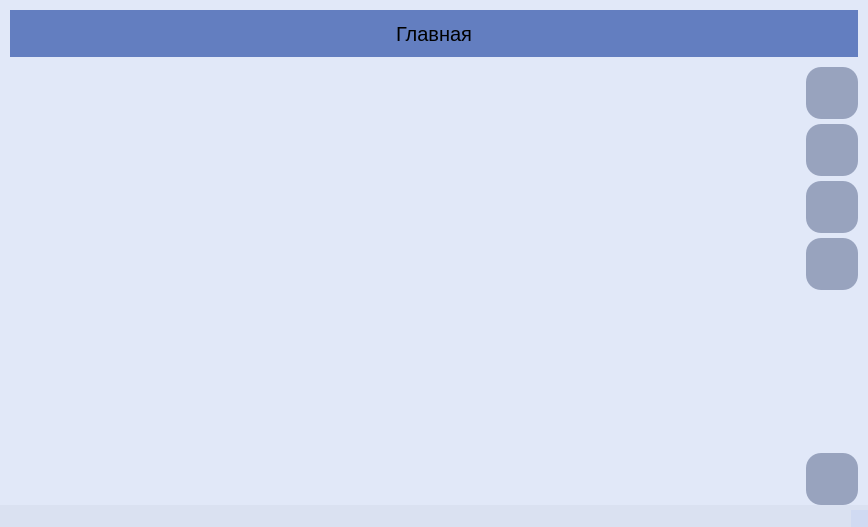
Shersula/LibrarySystem, file mainwindow.ui: the form before one commit.
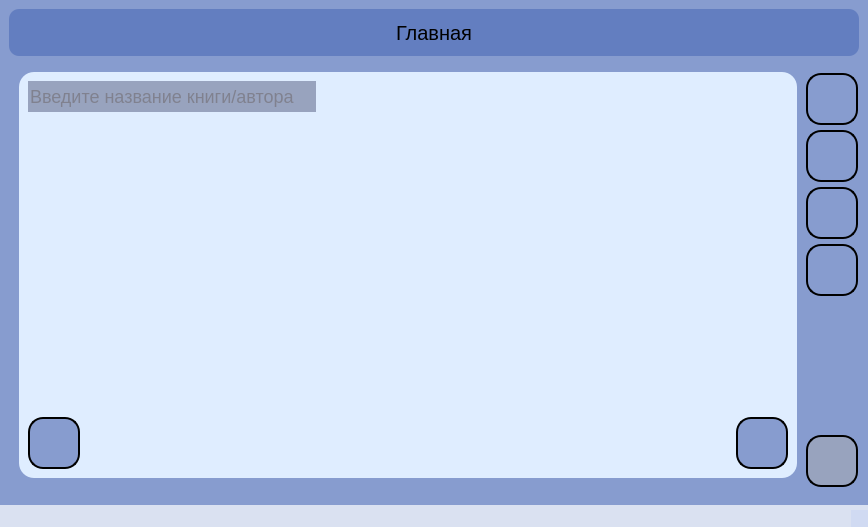
The form after the commit. Icons and pictures are not drawn.

Patch:
```diff
--- a/mainwindow.ui
+++ b/mainwindow.ui
@@ -20,10 +20,7 @@
    <bool>false</bool>
   </property>
   <property name="styleSheet">
-   <string notr="true">#centralwidget
-{
-	background-color: rgb(255, 255, 255);
-}</string>
+   <string notr="true"/>
   </property>
   <widget class="QWidget" name="centralwidget">
    <property name="sizePolicy">
@@ -32,60 +29,13 @@
      <verstretch>0</verstretch>
     </sizepolicy>
    </property>
-   <layout class="QHBoxLayout" name="horizontalLayout">
-    <property name="spacing">
-     <number>6</number>
-    </property>
-    <property name="leftMargin">
-     <number>0</number>
-    </property>
-    <property name="topMargin">
-     <number>0</number>
-    </property>
-    <property name="rightMargin">
-     <number>0</number>
-    </property>
-    <property name="bottomMargin">
-     <number>0</number>
-    </property>
-    <item>
-     <widget class="QWidget" name="BG_Color" native="true">
       <property name="styleSheet">
-       <string notr="true">#BG_Color
+    <string notr="true">#centralwidget
 {
-	background-color: rgba(201, 213, 243, 140);
+	background-color: rgb(135, 156, 207);
 }</string>
       </property>
-      <layout class="QHBoxLayout" name="horizontalLayout_3">
-       <property name="spacing">
-        <number>0</number>
-       </property>
-       <property name="leftMargin">
-        <number>0</number>
-       </property>
-       <property name="topMargin">
-        <number>0</number>
-       </property>
-       <property name="rightMargin">
-        <number>0</number>
-       </property>
-       <property name="bottomMargin">
-        <number>0</number>
-       </property>
-       <item>
-        <layout class="QVBoxLayout" name="MainVertical">
-         <property name="spacing">
-          <number>0</number>
-         </property>
-         <property name="leftMargin">
-          <number>10</number>
-         </property>
-         <property name="topMargin">
-          <number>10</number>
-         </property>
-         <property name="rightMargin">
-          <number>10</number>
-         </property>
+   <layout class="QVBoxLayout" name="verticalLayout">
          <item>
           <widget class="QWidget" name="title" native="true">
            <property name="sizePolicy">
@@ -107,13 +57,12 @@
             </size>
            </property>
            <property name="styleSheet">
-            <string notr="true">#title{
-	background-color: rgb(99, 126, 192);
-}</string>
-           </property>
-           <layout class="QHBoxLayout" name="horizontalLayout_4">
+       <string notr="true">background-color: rgb(99, 126, 192);
+border-radius: 10px;</string>
+      </property>
+      <layout class="QHBoxLayout" name="horizontalLayout_6">
             <item>
-             <spacer name="horizontalSpacer_2">
+        <spacer name="horizontalSpacer">
               <property name="orientation">
                <enum>Qt::Horizontal</enum>
               </property>
@@ -126,25 +75,10 @@
              </spacer>
             </item>
             <item>
-             <widget class="QLabel" name="label">
+        <widget class="QLabel" name="TitleText">
               <property name="styleSheet">
-               <string notr="true">/* Текст заголовка */
-
-position: absolute;
-width: 768px;
-height: 47px;
-left: 10px;
-top: 11px;
-
-font-family: 'Acme';
-font-style: normal;
-font-weight: 400;
+          <string notr="true">font-family: 'Acme';
 font-size: 20px;
-line-height: 25px;
-display: flex;
-align-items: center;
-text-align: center;
-
 color: #000000;
 
 </string>
@@ -155,7 +89,7 @@
              </widget>
             </item>
             <item>
-             <spacer name="horizontalSpacer_3">
+        <spacer name="horizontalSpacer_1">
               <property name="orientation">
                <enum>Qt::Horizontal</enum>
               </property>
@@ -171,21 +105,25 @@
           </widget>
          </item>
          <item>
-          <layout class="QHBoxLayout" name="MainHorizontal">
+     <widget class="QWidget" name="MainHorizontal" native="true">
+      <property name="styleSheet">
+       <string notr="true"/>
+      </property>
+      <layout class="QHBoxLayout" name="Horizontal">
            <property name="spacing">
             <number>0</number>
            </property>
            <property name="leftMargin">
-            <number>0</number>
+        <number>1</number>
            </property>
            <property name="topMargin">
-            <number>0</number>
+        <number>1</number>
            </property>
            <property name="rightMargin">
-            <number>0</number>
+        <number>1</number>
            </property>
            <item>
-            <widget class="QWidget" name="MainnWidget" native="true">
+        <widget class="QWidget" name="MainWidget" native="true">
              <property name="sizePolicy">
               <sizepolicy hsizetype="Expanding" vsizetype="Preferred">
                <horstretch>0</horstretch>
@@ -193,9 +131,246 @@
               </sizepolicy>
              </property>
              <property name="styleSheet">
-              <string notr="true">
-	border-image: url(:/res/img/bg.png);</string>
-             </property>
+          <string notr="true">#MainWidget
+{
+	border-image: url(:/res/img/bg.png);
+}</string>
+         </property>
+         <layout class="QHBoxLayout" name="horizontalLayout">
+          <item>
+           <widget class="QWidget" name="MainSubWindow" native="true">
+            <property name="styleSheet">
+             <string notr="true">#MainSubWindow
+{
+	background-color: rgb(223, 237, 255);
+	border-radius: 15px;
+}</string>
+            </property>
+            <property name="Status" stdset="0">
+             <number>0</number>
+            </property>
+            <layout class="QVBoxLayout" name="verticalLayout_2">
+             <property name="spacing">
+              <number>0</number>
+             </property>
+             <item>
+              <layout class="QHBoxLayout" name="horizontalLayout_2">
+               <item>
+                <widget class="QLineEdit" name="SearchLine">
+                 <property name="minimumSize">
+                  <size>
+                   <width>288</width>
+                   <height>31</height>
+                  </size>
+                 </property>
+                 <property name="maximumSize">
+                  <size>
+                   <width>288</width>
+                   <height>31</height>
+                  </size>
+                 </property>
+                 <property name="styleSheet">
+                  <string notr="true">background-color: rgb(152, 163, 190);
+border: 0px;
+font-family: 'Acme';
+font-size: 18px;
+color: #686060;
+
+</string>
+                 </property>
+                 <property name="inputMask">
+                  <string/>
+                 </property>
+                 <property name="text">
+                  <string/>
+                 </property>
+                 <property name="maxLength">
+                  <number>32767</number>
+                 </property>
+                 <property name="placeholderText">
+                  <string>Введите название книги/автора</string>
+                 </property>
+                </widget>
+               </item>
+               <item>
+                <widget class="QPushButton" name="SearchBtn">
+                 <property name="styleSheet">
+                  <string notr="true">border: unset;</string>
+                 </property>
+                 <property name="text">
+                  <string/>
+                 </property>
+                 <property name="icon">
+                  <iconset resource="Resource.qrc">
+                   <normaloff>:/res/img/icons/SearchIco.png</normaloff>:/res/img/icons/SearchIco.png</iconset>
+                 </property>
+                 <property name="iconSize">
+                  <size>
+                   <width>20</width>
+                   <height>20</height>
+                  </size>
+                 </property>
+                </widget>
+               </item>
+               <item>
+                <spacer name="horizontalSpacer_2">
+                 <property name="orientation">
+                  <enum>Qt::Horizontal</enum>
+                 </property>
+                 <property name="sizeHint" stdset="0">
+                  <size>
+                   <width>40</width>
+                   <height>20</height>
+                  </size>
+                 </property>
+                </spacer>
+               </item>
+              </layout>
+             </item>
+             <item>
+              <widget class="QScrollArea" name="InfoArea">
+               <property name="minimumSize">
+                <size>
+                 <width>0</width>
+                 <height>280</height>
+                </size>
+               </property>
+               <property name="styleSheet">
+                <string notr="true">background-color: rgba(255, 255, 255, 0);
+border: unset;</string>
+               </property>
+               <property name="widgetResizable">
+                <bool>true</bool>
+               </property>
+               <widget class="QWidget" name="scrollAreaWidgetContents">
+                <property name="geometry">
+                 <rect>
+                  <x>0</x>
+                  <y>0</y>
+                  <width>758</width>
+                  <height>280</height>
+                 </rect>
+                </property>
+                <property name="styleSheet">
+                 <string notr="true"/>
+                </property>
+               </widget>
+              </widget>
+             </item>
+             <item>
+              <layout class="QHBoxLayout" name="horizontalLayout_3">
+               <property name="spacing">
+                <number>0</number>
+               </property>
+               <property name="sizeConstraint">
+                <enum>QLayout::SetMinimumSize</enum>
+               </property>
+               <item>
+                <widget class="QPushButton" name="OkBtn">
+                 <property name="sizePolicy">
+                  <sizepolicy hsizetype="Minimum" vsizetype="Expanding">
+                   <horstretch>0</horstretch>
+                   <verstretch>0</verstretch>
+                  </sizepolicy>
+                 </property>
+                 <property name="minimumSize">
+                  <size>
+                   <width>52</width>
+                   <height>52</height>
+                  </size>
+                 </property>
+                 <property name="maximumSize">
+                  <size>
+                   <width>52</width>
+                   <height>52</height>
+                  </size>
+                 </property>
+                 <property name="styleSheet">
+                  <string notr="true">background-color: rgb(135, 156, 207);
+border-color: rgb(0, 0, 0);
+border: solid;
+border-width: 2px;
+border-radius: 15px;</string>
+                 </property>
+                 <property name="text">
+                  <string/>
+                 </property>
+                 <property name="icon">
+                  <iconset resource="Resource.qrc">
+                   <normaloff>:/res/img/icons/HomeIcon.png</normaloff>:/res/img/icons/HomeIcon.png</iconset>
+                 </property>
+                 <property name="iconSize">
+                  <size>
+                   <width>40</width>
+                   <height>40</height>
+                  </size>
+                 </property>
+                </widget>
+               </item>
+               <item>
+                <spacer name="horizontalSpacer_3">
+                 <property name="orientation">
+                  <enum>Qt::Horizontal</enum>
+                 </property>
+                 <property name="sizeType">
+                  <enum>QSizePolicy::Expanding</enum>
+                 </property>
+                 <property name="sizeHint" stdset="0">
+                  <size>
+                   <width>40</width>
+                   <height>10</height>
+                  </size>
+                 </property>
+                </spacer>
+               </item>
+               <item>
+                <widget class="QPushButton" name="HomeBtn">
+                 <property name="sizePolicy">
+                  <sizepolicy hsizetype="Minimum" vsizetype="Expanding">
+                   <horstretch>0</horstretch>
+                   <verstretch>0</verstretch>
+                  </sizepolicy>
+                 </property>
+                 <property name="minimumSize">
+                  <size>
+                   <width>52</width>
+                   <height>52</height>
+                  </size>
+                 </property>
+                 <property name="maximumSize">
+                  <size>
+                   <width>52</width>
+                   <height>52</height>
+                  </size>
+                 </property>
+                 <property name="styleSheet">
+                  <string notr="true">background-color: rgb(135, 156, 207);
+border-color: rgb(0, 0, 0);
+border: solid;
+border-width: 2px;
+border-radius: 15px;</string>
+                 </property>
+                 <property name="text">
+                  <string/>
+                 </property>
+                 <property name="icon">
+                  <iconset resource="Resource.qrc">
+                   <normaloff>:/res/img/icons/OKIcon.png</normaloff>:/res/img/icons/OKIcon.png</iconset>
+                 </property>
+                 <property name="iconSize">
+                  <size>
+                   <width>48</width>
+                   <height>48</height>
+                  </size>
+                 </property>
+                </widget>
+               </item>
+              </layout>
+             </item>
+            </layout>
+           </widget>
+          </item>
+         </layout>
             </widget>
            </item>
            <item>
@@ -227,7 +402,10 @@
                 </size>
                </property>
                <property name="styleSheet">
-                <string notr="true">background-color: rgb(152, 163, 190);
+            <string notr="true">background-color: rgb(135, 156, 207);
+border-color: rgb(0, 0, 0);
+border: solid;
+border-width: 2px;
 border-radius: 15px;</string>
                </property>
                <property name="text">
@@ -266,7 +444,10 @@
                 </size>
                </property>
                <property name="styleSheet">
-                <string notr="true">background-color: rgb(152, 163, 190);
+            <string notr="true">background-color: rgb(135, 156, 207);
+border-color: rgb(0, 0, 0);
+border: solid;
+border-width: 2px;
 border-radius: 15px;</string>
                </property>
                <property name="text">
@@ -305,7 +486,10 @@
                 </size>
                </property>
                <property name="styleSheet">
-                <string notr="true">background-color: rgb(152, 163, 190);
+            <string notr="true">background-color: rgb(135, 156, 207);
+border-color: rgb(0, 0, 0);
+border: solid;
+border-width: 2px;
 border-radius: 15px;</string>
                </property>
                <property name="text">
@@ -344,7 +528,10 @@
                 </size>
                </property>
                <property name="styleSheet">
-                <string notr="true">background-color: rgb(152, 163, 190);
+            <string notr="true">background-color: rgb(135, 156, 207);
+border-color: rgb(0, 0, 0);
+border: solid;
+border-width: 2px;
 border-radius: 15px;</string>
                </property>
                <property name="text">
@@ -397,6 +584,9 @@
                </property>
                <property name="styleSheet">
                 <string notr="true">background-color: rgb(152, 163, 190);
+border-color: rgb(0, 0, 0);
+border: solid;
+border-width: 2px;
 border-radius: 15px;
 
 </string>
@@ -416,10 +606,6 @@
                 </size>
                </property>
               </widget>
-             </item>
-            </layout>
-           </item>
-          </layout>
          </item>
         </layout>
        </item>
```
Left out of the diff: 2 changed lines with no effect on the pictures. Lines whose indentation alone changed are shown as unchanged.
